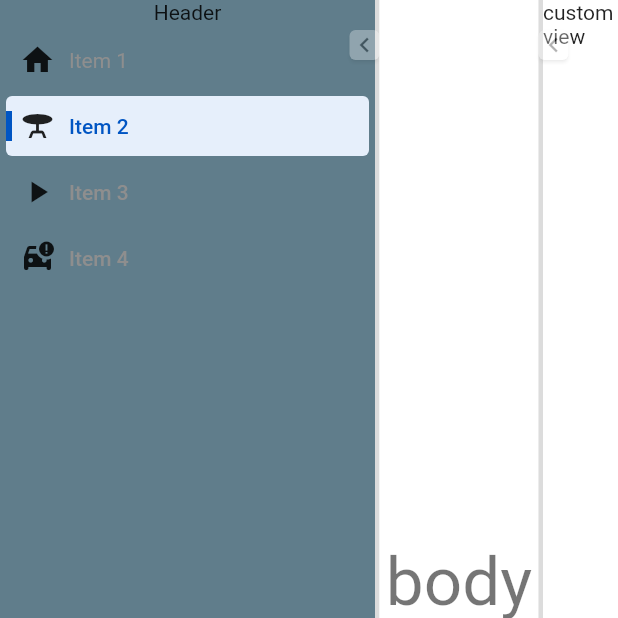
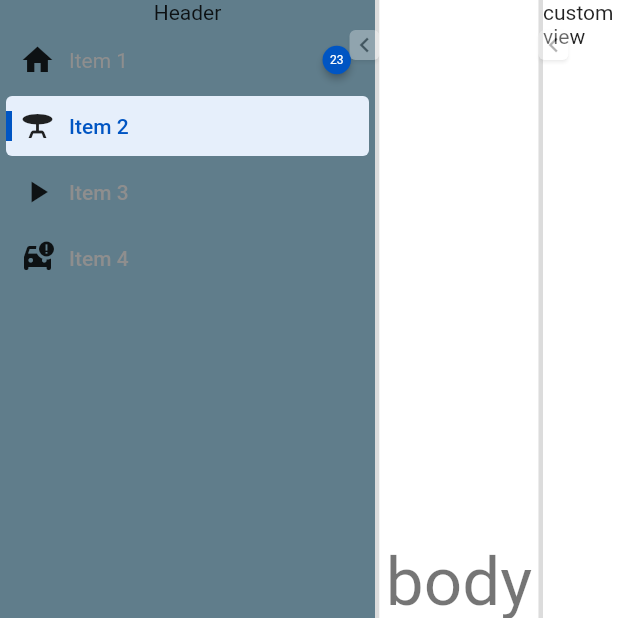
Before and after one commit to resfandiari/flutter_side_menu, a Flutter app: the screen it shows after launch, after a tap on the "keyboard arrow right" icon, on a phone screen of 412 x 824 dp, the top half of it. Run offline on Flutter 3.47's test engine with Material 2 defaults, Android fonts, the phone set to English and light mode, and no system bars; drawn by our look-alikes of badges; our stand-ins replace go_router.

Commit message:
bug fix (#3)

```diff
--- a/example/lib/main.dart
+++ b/example/lib/main.dart
@@ -40,6 +40,13 @@ class _MyAppState extends State<MyApp> {
                       hoverColor: Colors.blue,
                       titleStyle: const TextStyle(color: Colors.white),
                       icon: const Icon(Icons.home),
+                      badgeContent: const Text(
+                        '23',
+                        style: TextStyle(
+                          fontSize: 8,
+                          color: Colors.white,
+                        ),
+                      ),
                     ),
                     SideMenuItemDataTile(
                       isSelected: true,
--- a/lib/flutter_side_menu.dart
+++ b/lib/flutter_side_menu.dart
@@ -10,3 +10,4 @@ export './src/data/side_menu_data.dart';
 export './src/data/side_menu_item_data.dart';
 export './src/data/resizer_toggle_data.dart';
 export './src/data/resizer_data.dart';
+export 'package:badges/badges.dart';
--- a/lib/src/data/side_menu_item_data.dart
+++ b/lib/src/data/side_menu_item_data.dart
@@ -27,10 +27,8 @@ class SideMenuItemDataTile extends SideMenuItemData {
     this.unSelectedColor = Constants.unSelectedColor,
     this.highlightSelectedColor = Constants.highlightSelectedColor,
     this.hoverColor = Constants.hoverColor,
-    this.badgeColor = Constants.selectedColor,
-    this.badgePosition = const BadgePosition(
-      end: Constants.badgeSpaceFromEnd,
-    ),
+    this.badgePosition,
+    this.badgeStyle,
   })  : assert(itemHeight >= 0.0),
         assert(icon != null || title != null),
         super();
@@ -42,7 +40,8 @@ class SideMenuItemDataTile extends SideMenuItemData {
   final TextStyle? titleStyle;
   final String? tooltip;
   final Widget? badgeContent;
-  final BadgePosition badgePosition;
+  final BadgePosition? badgePosition;
+  final BadgeStyle? badgeStyle;
   final Widget? icon;
   final double itemHeight;
   final EdgeInsetsDirectional margin;
@@ -50,8 +49,7 @@ class SideMenuItemDataTile extends SideMenuItemData {
   final Color selectedColor,
       unSelectedColor,
       highlightSelectedColor,
-      hoverColor,
-      badgeColor;
+      hoverColor;
 }
 
 class SideMenuItemDataTitle extends SideMenuItemData {
--- a/lib/src/item/side_menu_item_tile.dart
+++ b/lib/src/item/side_menu_item_tile.dart
@@ -1,5 +1,5 @@
 import 'package:auto_size_text/auto_size_text.dart';
-import 'package:badges/badges.dart';
+import 'package:badges/badges.dart' as badges;
 import 'package:flutter/material.dart';
 import 'package:flutter_side_menu/src/data/side_menu_item_data.dart';
 import 'package:flutter_side_menu/src/utils/constants.dart';
@@ -59,7 +59,9 @@ class _SideMenuItemTileState extends State<SideMenuItemTile> {
       ),
     );
 
-    return widget.data.isSelected && widget.data.hasSelectedLine ? _hasSelectedLine(child: content) : content;
+    return widget.data.isSelected && widget.data.hasSelectedLine
+        ? _hasSelectedLine(child: content)
+        : content;
   }
 
   Widget _hasTooltip({
@@ -78,10 +80,10 @@ class _SideMenuItemTileState extends State<SideMenuItemTile> {
     required Widget child,
   }) {
     if (widget.data.badgeContent != null) {
-      return Badge(
-        badgeContent: widget.data.badgeContent!,
-        badgeColor: widget.data.badgeColor,
-        position: widget.data.badgePosition,
+      return badges.Badge(
+        badgeContent: Center(child: widget.data.badgeContent!),
+        badgeStyle: widget.data.badgeStyle ?? Constants.badgeStyle,
+        position: widget.data.badgePosition ?? Constants.badgePosition,
         child: child,
       );
     }
@@ -128,11 +130,14 @@ class _SideMenuItemTileState extends State<SideMenuItemTile> {
   Widget _title({
     required BuildContext context,
   }) {
-    final TextStyle? titleStyle = widget.data.titleStyle ?? Theme.of(context).textTheme.bodyText1;
+    final TextStyle? titleStyle =
+        widget.data.titleStyle ?? Theme.of(context).textTheme.bodyLarge;
     return AutoSizeText(
       widget.data.title!,
       style: titleStyle?.copyWith(
-        color: widget.data.isSelected ? widget.data.selectedColor : widget.data.unSelectedColor,
+        color: widget.data.isSelected
+            ? widget.data.selectedColor
+            : widget.data.unSelectedColor,
       ),
       maxLines: 1,
       overflow: TextOverflow.ellipsis,
@@ -143,7 +148,9 @@ class _SideMenuItemTileState extends State<SideMenuItemTile> {
     return SizedBox.fromSize(
       size: widget.data.selectedLineSize,
       child: ColoredBox(
-        color: widget.data.isSelected ? widget.data.selectedColor : widget.data.unSelectedColor,
+        color: widget.data.isSelected
+            ? widget.data.selectedColor
+            : widget.data.unSelectedColor,
       ),
     );
   }
--- a/lib/src/item/side_menu_item_title.dart
+++ b/lib/src/item/side_menu_item_title.dart
@@ -21,7 +21,7 @@ class SideMenuItemTitle extends StatelessWidget {
     required BuildContext context,
   }) {
     final TextStyle? titleStyle =
-        data.titleStyle ?? Theme.of(context).textTheme.bodyText1;
+        data.titleStyle ?? Theme.of(context).textTheme.bodyLarge;
     return AutoSizeText(
       data.title,
       style: titleStyle,
--- a/lib/src/utils/constants.dart
+++ b/lib/src/utils/constants.dart
@@ -1,3 +1,4 @@
+import 'package:badges/badges.dart';
 import 'package:flutter/material.dart';
 
 class Constants {
@@ -33,8 +34,15 @@ class Constants {
     top: 4,
   );
 
-  ///Space
-  static const double badgeSpaceFromEnd = 12.0;
+  /// Position
+  static final badgePosition = BadgePosition.custom(
+    end: 12.0,
+    bottom: 0.0,
+    top: 0.0,
+  );
+
+  /// Style
+  static const badgeStyle = BadgeStyle(badgeColor: selectedColor);
 
   /// BorderRadius
   static const BorderRadius radius_4 = BorderRadius.all(
--- a/pubspec.yaml
+++ b/pubspec.yaml
@@ -1,6 +1,6 @@
 name: flutter_side_menu
 description: Flutter's full customizable side menu has been used as a directory for Related Pages, Navigation Items, Filter side and more
-version: 0.2.0
+version: 0.2.1
 homepage: https://github.com/resfandiari/flutter_side_menu
 
 environment:
@@ -11,7 +11,7 @@ dependencies:
   flutter:
     sdk: flutter
   auto_size_text: ^3.0.0
-  badges: ^2.0.3
+  badges: ^3.0.2
 
 dev_dependencies:
   flutter_test:
```
Also changed, not shown: example/pubspec.lock, 2 other files.
